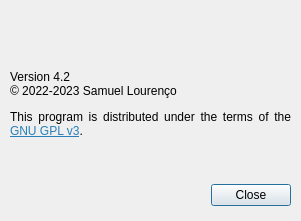
This is src/aboutdialog.ui in bloguetronica/cp2130-com as Qt 5 draws it before an edit. The edited form follows.
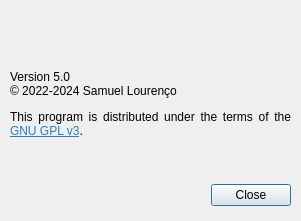
This is the edited form. Icons and pictures are not drawn.

Patch:
```diff
--- a/src/aboutdialog.ui
+++ b/src/aboutdialog.ui
@@ -65,7 +65,7 @@
     </rect>
    </property>
    <property name="text">
-    <string>&lt;html&gt;&lt;head/&gt;&lt;body&gt;&lt;p&gt;Version 4.2&lt;br/&gt;© 2022-2023 Samuel Lourenço&lt;/p&gt;&lt;p&gt;This program is distributed under the terms of the &lt;a href=&quot;https://www.gnu.org/licenses/gpl-3.0-standalone.html&quot;&gt;&lt;span style=&quot; text-decoration: underline; color:#2980b9;&quot;&gt;GNU GPL v3&lt;/span&gt;&lt;/a&gt;.&lt;/p&gt;&lt;/body&gt;&lt;/html&gt;</string>
+    <string>&lt;html&gt;&lt;head/&gt;&lt;body&gt;&lt;p&gt;Version 5.0&lt;br/&gt;© 2022-2024 Samuel Lourenço&lt;/p&gt;&lt;p&gt;This program is distributed under the terms of the &lt;a href=&quot;https://www.gnu.org/licenses/gpl-3.0-standalone.html&quot;&gt;&lt;span style=&quot; text-decoration: underline; color:#2980b9;&quot;&gt;GNU GPL v3&lt;/span&gt;&lt;/a&gt;.&lt;/p&gt;&lt;/body&gt;&lt;/html&gt;</string>
    </property>
    <property name="alignment">
     <set>Qt::AlignJustify|Qt::AlignTop</set>
```
